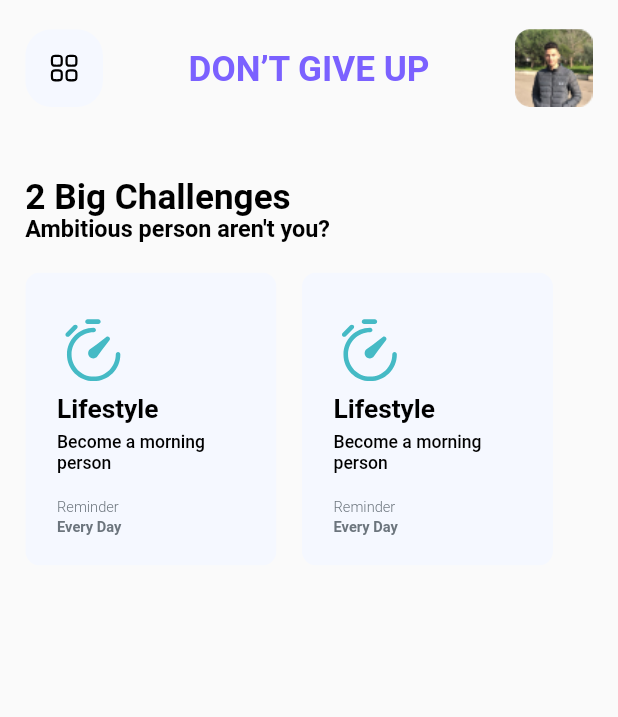
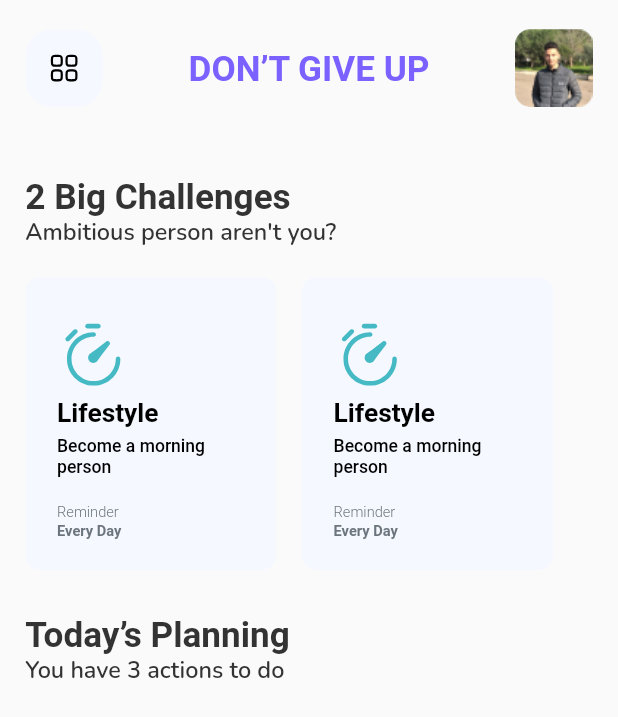
Before and after one commit to bukunmialuko/life_goals_app_ui, a Flutter app: the screen it shows after launch, on a phone screen of 412 x 824 dp. Shown: the top 717 px of the screen. Run offline on Flutter 3.47's test engine with Material 2 defaults, Android fonts, the phone set to English and light mode, and no system bars; our stand-ins replace flutter_screenutil, flutter_svg.

Commit message:
Worked on page 1

```diff
--- a/lib/src/res/colors.dart
+++ b/lib/src/res/colors.dart
@@ -8,4 +8,5 @@ class AppColors {
   static const Color grey2 = Color(0xff6C757D);
   static const Color lightBlue = Color(0XFFF5F8FF);
   static const Color purple = Color(0XFF7B61FF);
+  static const Color customBlack = Color(0XFF333333);
 }
--- a/lib/src/res/font_family.dart
+++ b/lib/src/res/font_family.dart
@@ -2,5 +2,5 @@ class FontFamily {
   FontFamily._();
 
   static const String poppins = "Poppins";
-
+  static const String nunito = "Nunito";
 }
--- a/lib/src/screens/1/page1.dart
+++ b/lib/src/screens/1/page1.dart
@@ -3,6 +3,7 @@ import 'package:flutter_screenutil/flutter_screenutil.dart';
 import 'package:flutter_svg/svg.dart';
 import 'package:life_goals_app/src/res/asset_images.dart';
 import 'package:life_goals_app/src/res/colors.dart';
+import 'package:life_goals_app/src/res/font_family.dart';
 
 class Page1 extends StatefulWidget {
   const Page1({Key? key}) : super(key: key);
@@ -78,7 +79,7 @@ class _Page1State extends State<Page1> {
                   Text(
                     "2 Big Challenges",
                     style: TextStyle(
-                      color: Colors.black,
+                      color: AppColors.customBlack,
                       fontWeight: FontWeight.w600,
                       fontSize: 24.sp,
                     ),
@@ -86,7 +87,8 @@ class _Page1State extends State<Page1> {
                   Text(
                     "Ambitious person aren't you?",
                     style: TextStyle(
-                      color: Colors.black,
+                      color: AppColors.customBlack,
+                      fontFamily: FontFamily.nunito,
                       fontWeight: FontWeight.w600,
                       fontSize: 16.sp,
                     ),
@@ -198,6 +200,32 @@ class _Page1State extends State<Page1> {
                         },
                       ),
                     ),
+                    Padding(
+                      padding:
+                          EdgeInsets.only(right: 16.w, bottom: 20.h, top: 30.h),
+                      child: Column(
+                        crossAxisAlignment: CrossAxisAlignment.start,
+                        children: [
+                          Text(
+                            "Today’s Planning",
+                            style: TextStyle(
+                              color: AppColors.customBlack,
+                              fontWeight: FontWeight.w600,
+                              fontSize: 24.sp,
+                            ),
+                          ),
+                          Text(
+                            "You have 3 actions to do",
+                            style: TextStyle(
+                              color: AppColors.customBlack,
+                              fontFamily: FontFamily.nunito,
+                              fontWeight: FontWeight.w600,
+                              fontSize: 16.sp,
+                            ),
+                          ),
+                        ],
+                      ),
+                    ),
                   ],
                 ),
               ),
```
Also changed, not shown: assets/fonts/nunito/Nunito-Black.ttf (renamed from assets/fonts/nuito/Nunito-Black.ttf), assets/fonts/nunito/Nunito-BlackItalic.ttf (renamed from assets/fonts/nuito/Nunito-BlackItalic.ttf), assets/fonts/nunito/Nunito-Bold.ttf (renamed from assets/fonts/nuito/Nunito-Bold.ttf), assets/fonts/nunito/Nunito-BoldItalic.ttf (renamed from assets/fonts/nuito/Nunito-BoldItalic.ttf), assets/fonts/nunito/Nunito-ExtraBold.ttf (renamed from assets/fonts/nuito/Nunito-ExtraBold.ttf), assets/fonts/nunito/Nunito-ExtraBoldItalic.ttf (renamed from assets/fonts/nuito/Nunito-ExtraBoldItalic.ttf), assets/fonts/nunito/Nunito-ExtraLight.ttf (renamed from assets/fonts/nuito/Nunito-ExtraLight.ttf), assets/fonts/nunito/Nunito-ExtraLightItalic.ttf (renamed from assets/fonts/nuito/Nunito-ExtraLightItalic.ttf), assets/fonts/nunito/Nunito-Italic.ttf (renamed from assets/fonts/nuito/Nunito-Italic.ttf), assets/fonts/nunito/Nunito-Light.ttf (renamed from assets/fonts/nuito/Nunito-Light.ttf), assets/fonts/nunito/Nunito-LightItalic.ttf (renamed from assets/fonts/nuito/Nunito-LightItalic.ttf), assets/fonts/nunito/Nunito-Medium.ttf (renamed from assets/fonts/nuito/Nunito-Medium.ttf), assets/fonts/nunito/Nunito-MediumItalic.ttf (renamed from assets/fonts/nuito/Nunito-MediumItalic.ttf), assets/fonts/nunito/Nunito-Regular.ttf (renamed from assets/fonts/nuito/Nunito-Regular.ttf), 2 more files.
